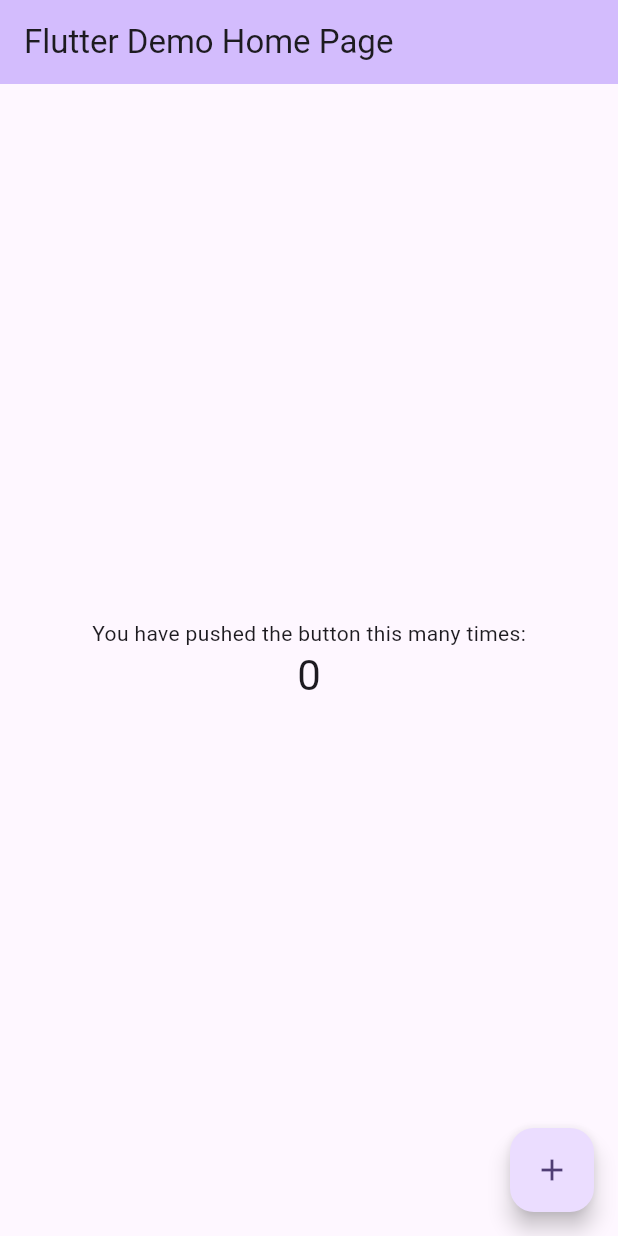
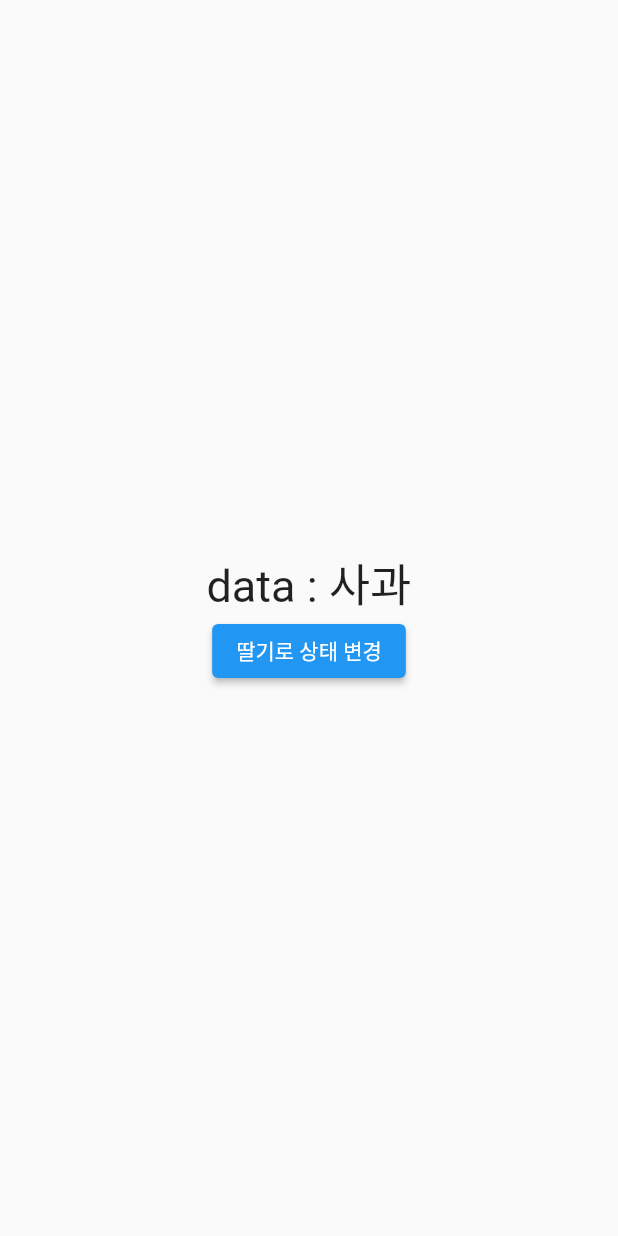
Before and after one commit to unjoo31/flutter-riverpod-3, a Flutter app: the screen it shows after launch, on a phone screen of 412 x 824 dp. Run offline on Flutter 3.47's test engine with Material 2 defaults, Android fonts, the phone set to English and light mode, and no system bars; our stand-ins replace flutter_riverpod.

Commit message:
git commit "완료"

```diff
--- /dev/null
+++ b/lib/fruit_store.dart
@@ -0,0 +1,20 @@
+import 'package:flutter_riverpod/flutter_riverpod.dart';
+
+// 1. 창고 데이터 String data = "사과";
+String data = "사과";
+
+// 2. FruitStore는 창고이고, String은 창고 데이터 타입이다.
+final fruitProvider = StateNotifierProvider<FruitStore, String>((ref) {
+  // 3. 창고에 사과를 전달하고, 그 객체를 adminProvider 즉, 창고관리자가 관리한다.
+  return FruitStore(data);
+});
+
+// 4. 창고
+class FruitStore extends StateNotifier<String> {
+// 5. super.state는 전달 받은 사과를 data를 상태로 등록하는 코드이다.
+  FruitStore(super.state);
+// 6. 창고가 관리하는 데이터를 변경하는 메서드이다.
+  void changeData() {
+    state = "딸기";
+  }
+}
--- a/lib/main.dart
+++ b/lib/main.dart
@@ -1,125 +1,57 @@
 import 'package:flutter/material.dart';
+import 'package:flutter_riverpod/flutter_riverpod.dart';
+import 'package:flutter_riverpod3/fruit_store.dart';
 
 void main() {
-  runApp(const MyApp());
+  // 1. Riverpod을 사용하기 위해 ProviderScope로 MyApp을 설정해줍니다.
+  runApp(
+    ProviderScope(
+      child: const MyApp(),
+    ),
+  );
 }
 
 class MyApp extends StatelessWidget {
   const MyApp({super.key});
 
-  // This widget is the root of your application.
   @override
   Widget build(BuildContext context) {
     return MaterialApp(
-      title: 'Flutter Demo',
-      theme: ThemeData(
-        // This is the theme of your application.
-        //
-        // TRY THIS: Try running your application with "flutter run". You'll see
-        // the application has a blue toolbar. Then, without quitting the app,
-        // try changing the seedColor in the colorScheme below to Colors.green
-        // and then invoke "hot reload" (save your changes or press the "hot
-        // reload" button in a Flutter-supported IDE, or press "r" if you used
-        // the command line to start the app).
-        //
-        // Notice that the counter didn't reset back to zero; the application
-        // state is not lost during the reload. To reset the state, use hot
-        // restart instead.
-        //
-        // This works for code too, not just values: Most code changes can be
-        // tested with just a hot reload.
-        colorScheme: ColorScheme.fromSeed(seedColor: Colors.deepPurple),
-        useMaterial3: true,
-      ),
-      home: const MyHomePage(title: 'Flutter Demo Home Page'),
+      home: FruitPage(),
     );
   }
 }
 
-class MyHomePage extends StatefulWidget {
-  const MyHomePage({super.key, required this.title});
-
-  // This widget is the home page of your application. It is stateful, meaning
-  // that it has a State object (defined below) that contains fields that affect
-  // how it looks.
-
-  // This class is the configuration for the state. It holds the values (in this
-  // case the title) provided by the parent (in this case the App widget) and
-  // used by the build method of the State. Fields in a Widget subclass are
-  // always marked "final".
-
-  final String title;
+// 2. 위젯을 ConsumerWidget으로 만들면 Provider에 접근할 수 있습니다.
+class FruitPage extends ConsumerWidget {
+  const FruitPage({super.key});
 
   @override
-  State<MyHomePage> createState() => _MyHomePageState();
-}
-
-class _MyHomePageState extends State<MyHomePage> {
-  int _counter = 0;
-
-  void _incrementCounter() {
-    setState(() {
-      // This call to setState tells the Flutter framework that something has
-      // changed in this State, which causes it to rerun the build method below
-      // so that the display can reflect the updated values. If we changed
-      // _counter without calling setState(), then the build method would not be
-      // called again, and so nothing would appear to happen.
-      _counter++;
-    });
-  }
-
-  @override
-  Widget build(BuildContext context) {
-    // This method is rerun every time setState is called, for instance as done
-    // by the _incrementCounter method above.
-    //
-    // The Flutter framework has been optimized to make rerunning build methods
-    // fast, so that you can just rebuild anything that needs updating rather
-    // than having to individually change instances of widgets.
+  Widget build(BuildContext context, WidgetRef ref) {
+    // 4. ref를 통해 Provider가 관리하는 상태(데이터)에 접근할 수 있습니다.
+    // 5. ref.watch()는 상태값이 변경되는 것을 계속 수신할 때 사용합니다.
+    // 6. StateNotifierProvider는 상태 변경이 가능하기 때문에 watch()로 수신합니다.
+    String data = ref.watch(fruitProvider);
     return Scaffold(
-      appBar: AppBar(
-        // TRY THIS: Try changing the color here to a specific color (to
-        // Colors.amber, perhaps?) and trigger a hot reload to see the AppBar
-        // change color while the other colors stay the same.
-        backgroundColor: Theme.of(context).colorScheme.inversePrimary,
-        // Here we take the value from the MyHomePage object that was created by
-        // the App.build method, and use it to set our appbar title.
-        title: Text(widget.title),
-      ),
       body: Center(
-        // Center is a layout widget. It takes a single child and positions it
-        // in the middle of the parent.
         child: Column(
-          // Column is also a layout widget. It takes a list of children and
-          // arranges them vertically. By default, it sizes itself to fit its
-          // children horizontally, and tries to be as tall as its parent.
-          //
-          // Column has various properties to control how it sizes itself and
-          // how it positions its children. Here we use mainAxisAlignment to
-          // center the children vertically; the main axis here is the vertical
-          // axis because Columns are vertical (the cross axis would be
-          // horizontal).
-          //
-          // TRY THIS: Invoke "debug painting" (choose the "Toggle Debug Paint"
-          // action in the IDE, or press "p" in the console), to see the
-          // wireframe for each widget.
           mainAxisAlignment: MainAxisAlignment.center,
-          children: <Widget>[
-            const Text(
-              'You have pushed the button this many times:',
+          children: [
+            Text(
+              "data : ${data}",
+              style: TextStyle(fontSize: 30),
             ),
-            Text(
-              '$_counter',
-              style: Theme.of(context).textTheme.headlineMedium,
+            ElevatedButton(
+              onPressed: () {
+                // 7. ref.read() 메서드로 상태값이 아닌 FruitStore(창고)에 접근할 수 있다.
+                FruitStore fruitStore = ref.read(fruitProvider.notifier);
+                fruitStore.changeData();
+              },
+              child: Text("딸기로 상태 변경"),
             ),
           ],
         ),
       ),
-      floatingActionButton: FloatingActionButton(
-        onPressed: _incrementCounter,
-        tooltip: 'Increment',
-        child: const Icon(Icons.add),
-      ), // This trailing comma makes auto-formatting nicer for build methods.
     );
   }
 }
```
